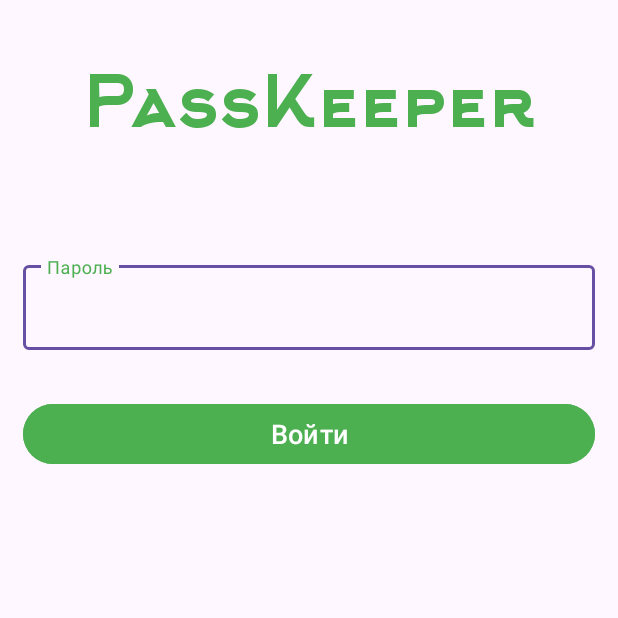
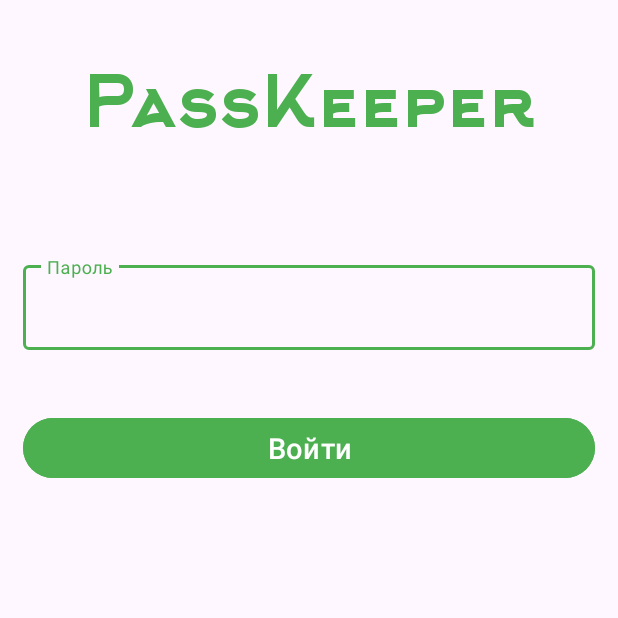
Before and after one commit to arekalov/PassKeeper, an Android app: the screen it shows after launch (MainActivity), on a phone screen of 412 x 824 dp, the top half of it. Run offline under Robolectric (Android 15) with nearby library versions, the phone set to English and light mode, and no system bars; our stand-ins replace sdp/ssp sizes.

Commit message:
add themes and edit colors

```diff
--- a/app/src/main/res/layout/fragment_login.xml
+++ b/app/src/main/res/layout/fragment_login.xml
@@ -10,7 +10,7 @@
         android:layout_width="match_parent"
         android:fontFamily="@font/arkship_font"
         android:textStyle="bold"
-        android:textColor="@color/accent"
+        android:textColor="@color/primary"
         android:layout_height="wrap_content"
         android:text="@string/app_name"
         android:textSize="@dimen/_35ssp"
@@ -28,13 +28,13 @@
         app:layout_constraintStart_toStartOf="parent"
         app:layout_constraintEnd_toEndOf="parent"
         android:layout_marginTop="@dimen/_120sdp"
-        app:hintTextColor="@color/accent">
+        app:hintTextColor="@color/primary">
 
         <com.google.android.material.textfield.TextInputEditText
             android:id="@+id/editTextPassword"
             android:layout_width="match_parent"
             android:layout_height="wrap_content"
-            android:hint="Пароль"
+            android:hint="@string/pass"
             android:inputType="textPassword"/>
 
     </com.google.android.material.textfield.TextInputLayout>
@@ -43,11 +43,11 @@
         android:id="@+id/buttonLogin"
         android:layout_width="0dp"
         android:layout_height="wrap_content"
-        android:text="Войти"
+        android:text="@string/LogIn"
         android:textColor="@color/white"
-        android:textSize="18sp"
-        android:backgroundTint="@color/accent"
-        android:layout_marginTop="32dp"
+        android:textSize="@dimen/_15ssp"
+        android:backgroundTint="@color/primary"
+        android:layout_marginTop="@dimen/_32sdp"
         app:layout_constraintTop_toBottomOf="@id/et_input"
         app:layout_constraintStart_toStartOf="parent"
         app:layout_constraintEnd_toEndOf="parent"/>
--- a/app/src/main/res/values-night/themes.xml
+++ b/app/src/main/res/values-night/themes.xml
@@ -1,7 +1,9 @@
 <resources xmlns:tools="http://schemas.android.com/tools">
     <!-- Base application theme. -->
     <style name="Base.Theme.PassKeeper" parent="Theme.Material3.DayNight.NoActionBar">
-        <!-- Customize your dark theme here. -->
-        <!-- <item name="colorPrimary">@color/my_dark_primary</item> -->
+        <item name="colorPrimary">@color/primary</item>
+        <item name="colorAccent">@color/primary</item>
+        <item name="android:textColorPrimary">@color/white</item>
+        <item name="android:statusBarColor" >?android:colorBackground</item>
     </style>
 </resources>
--- a/app/src/main/res/values/colors.xml
+++ b/app/src/main/res/values/colors.xml
@@ -2,8 +2,7 @@
 <resources>
     <color name="black">#FF000000</color>
     <color name="white">#FFFFFFFF</color>
-    <color name="primary">#C8E6C9</color>
-    <color name="accent">#4CAF50</color>
+    <color name="primary">#4CAF50</color>
     <color name="primaryText">#212121</color>
     <color name="secondaryText">#757575</color>
 </resources>
--- a/app/src/main/res/values/strings.xml
+++ b/app/src/main/res/values/strings.xml
@@ -11,4 +11,6 @@
     <string name="login_failed">"Login failed"</string>
     <!-- TODO: Remove or change this placeholder text -->
     <string name="hello_blank_fragment">Hello blank fragment</string>
+    <string name="pass">Пароль</string>
+    <string name="LogIn">Войти</string>
 </resources>
--- a/app/src/main/res/values/themes.xml
+++ b/app/src/main/res/values/themes.xml
@@ -1,8 +1,11 @@
 <resources xmlns:tools="http://schemas.android.com/tools">
     <!-- Base application theme. -->
     <style name="Base.Theme.PassKeeper" parent="Theme.Material3.DayNight.NoActionBar">
-        <!-- Customize your light theme here. -->
-        <!-- <item name="colorPrimary">@color/my_light_primary</item> -->
+        <item name="colorPrimary">@color/primary</item>
+        <item name="colorAccent">@color/primary</item>
+        <item name="android:textColor">@color/primaryText</item>
+        <item name="android:statusBarColor" >?android:colorBackground</item>
+        <item name="android:windowLightStatusBar">true</item>
     </style>
 
     <style name="Theme.PassKeeper" parent="Base.Theme.PassKeeper" />
```
